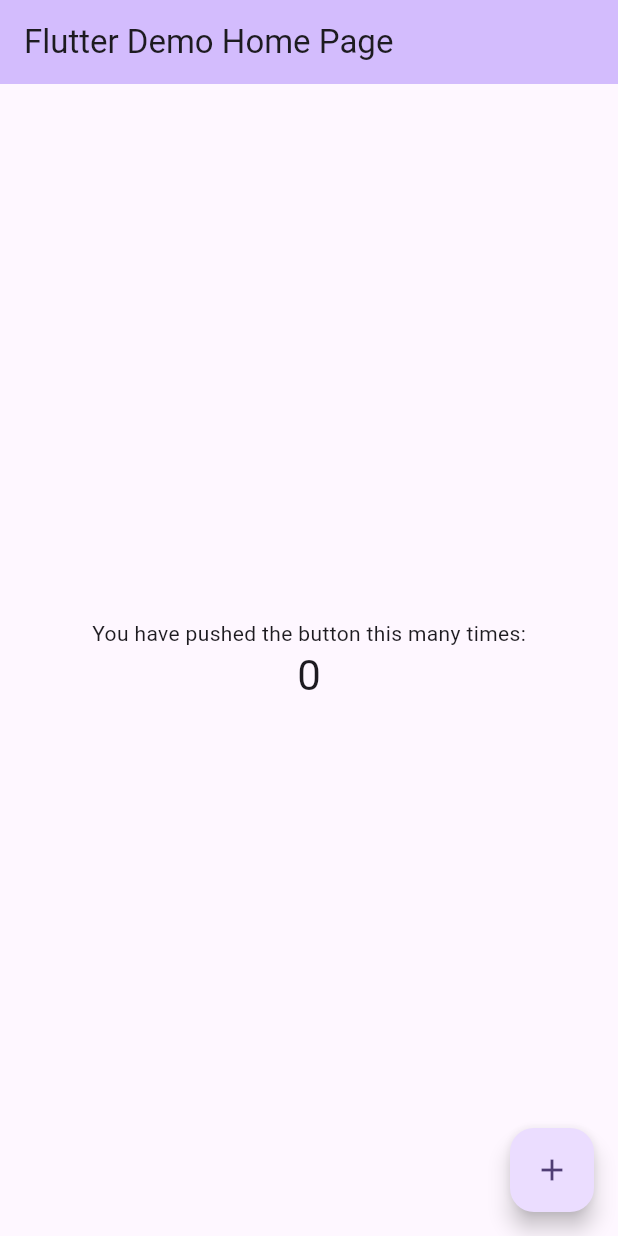
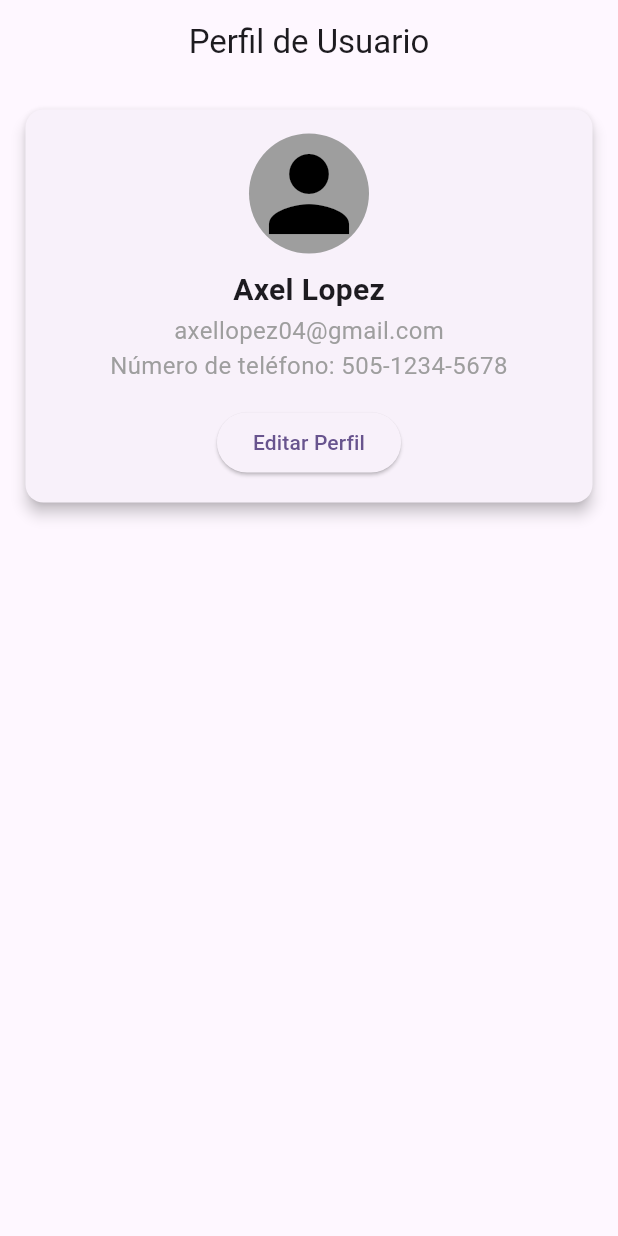
Before and after one commit to jabrielthj07-DJ/VeterinariaML_AppMovil, a Flutter app: the screen it shows after launch, on a phone screen of 412 x 824 dp. Run offline on Flutter 3.47's test engine with Material 3 defaults, Android fonts, the phone set to English and light mode, and no system bars.

Commit message:
los primeros avances del perfil

```diff
--- a/lib/Screens/perfil/perfil_screen.dart
+++ b/lib/Screens/perfil/perfil_screen.dart
@@ -0,0 +1,26 @@
+import 'package:flutter/material.dart';
+import 'widget/w_perfil.dart'; // Importas tu widget de perfil
+
+class PerfilScreen extends StatelessWidget {
+  const PerfilScreen({super.key});
+
+  @override
+  Widget build(BuildContext context) {
+    return Scaffold(
+      appBar: AppBar(
+        title: const Text('Perfil de Usuario'), // Cambié el título por uno más descriptivo
+        centerTitle: true,
+      ),
+      body: Padding(
+        padding: const EdgeInsets.all(16.0),
+        child: Column(
+          crossAxisAlignment: CrossAxisAlignment.stretch, // Hace que los hijos se estiren a lo ancho
+          children: [
+            // Llamamos a nuestro widget personalizado
+            const WPerfil(),
+          ],
+        ),
+      ),
+    );
+  }
+}
--- a/lib/Screens/perfil/widget/w_perfil.dart
+++ b/lib/Screens/perfil/widget/w_perfil.dart
@@ -0,0 +1,62 @@
+import 'package:flutter/material.dart';
+
+class WPerfil extends StatelessWidget {
+  const WPerfil({super.key});
+
+  @override
+  Widget build(BuildContext context) {
+    // Envuelto en un Card para darle un diseño más limpio y moderno
+    return Card(
+      elevation: 4,
+      margin: const EdgeInsets.all(1.0),
+      child: Padding(
+        padding: const EdgeInsets.all(16.0),
+        child: Column(
+          crossAxisAlignment: CrossAxisAlignment.center, // Centra los elementos verticalmente
+          mainAxisSize: MainAxisSize.min, // Ajusta el tamaño al contenido
+          children: [
+            CircleAvatar(
+              radius: 40,
+              backgroundColor: Colors.grey,  // Ajusta la posición del icono
+               child:Icon(
+                Icons.person,
+                size: 80,
+                color: Color.fromARGB(255, 0, 0, 0)
+              ),
+            ),
+
+            const SizedBox(height: 10),
+            const Text(
+              'Axel Lopez',
+              style: TextStyle(fontSize: 20, fontWeight: FontWeight.bold),
+
+            ),
+            const SizedBox(height: 1),
+            const Text(
+              'axellopez04@gmail.com',
+              style: TextStyle(fontSize: 16, color: Colors.grey),
+            ),
+
+            const Text(
+              'Número de teléfono: 505-1234-5678',
+              style: TextStyle(fontSize: 16, color: Colors.grey),
+              textAlign: TextAlign.center,
+            ),
+
+            const SizedBox(height: 16),
+            Center(
+              child: ElevatedButton(
+                onPressed: () {
+                  // Acción al presionar el botón
+                },
+                child: const Text('Editar Perfil'),
+              ),
+            ),
+
+
+          ],
+        ),
+      ),
+    );
+  }
+}
--- a/lib/main.dart
+++ b/lib/main.dart
@@ -1,5 +1,7 @@
 import 'package:flutter/material.dart';
 
+//importar pantallas
+import 'Screens/perfil/perfil_screen.dart';
 void main() {
   runApp(const MyApp());
 }
@@ -11,9 +13,9 @@ class MyApp extends StatelessWidget {
   @override
   Widget build(BuildContext context) {
     return MaterialApp(
-      title: 'Flutter Demo',
+      title: 'Veterinaria App',
+      debugShowCheckedModeBanner: false,
       theme: ThemeData(
-
         //
         // TRY THIS: Try running your application with "flutter run". You'll see
         // the application has a purple toolbar. Then, without quitting the app,
@@ -28,9 +30,15 @@ class MyApp extends StatelessWidget {
         //
         // This works for code too, not just values: Most code changes can be
         // tested with just a hot reload.
-        colorScheme: .fromSeed(seedColor: Colors.deepPurple),
+        colorScheme: ColorScheme.fromSeed(seedColor: Colors.deepPurple),
+        useMaterial3: true,
       ),
-      home: const MyHomePage(title: 'Flutter Demo Home Page'),
+      //ruta inicial de la app
+      initialRoute: 'perfil',
+      // rutas de navegacion de la app
+      routes: {
+        'perfil': (context) => const PerfilScreen(),
+      },
     );
   }
 }
```
